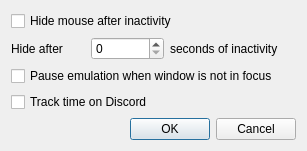
Above: src/frontend/qt_sdl/InterfaceSettingsDialog.ui from melonDS-emu/melonDS before the change. Below: the same form after it.
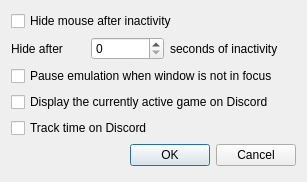
That is the form after the change.

Diff of the .ui file:
```diff
--- a/src/frontend/qt_sdl/InterfaceSettingsDialog.ui
+++ b/src/frontend/qt_sdl/InterfaceSettingsDialog.ui
@@ -7,7 +7,7 @@
     <x>0</x>
     <y>0</y>
     <width>285</width>
-    <height>143</height>
+    <height>182</height>
    </rect>
   </property>
   <property name="sizePolicy">
@@ -68,6 +68,13 @@
      </property>
     </widget>
    </item>
+   <item row="3" column="0" colspan="3">
+    <widget class="QCheckBox" name="cbDiscordEnable">
+     <property name="text">
+      <string>Display the currently active game on Discord</string>
+     </property>
+    </widget>
+   </item>
   </layout>
  </widget>
  <resources/>
```
